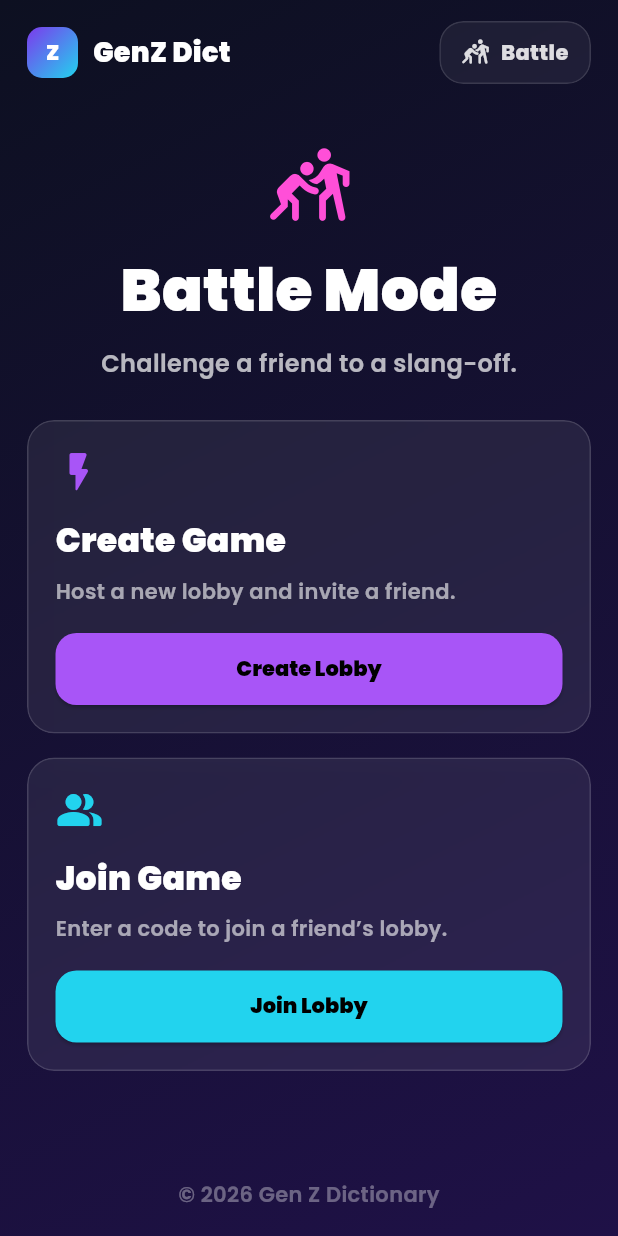
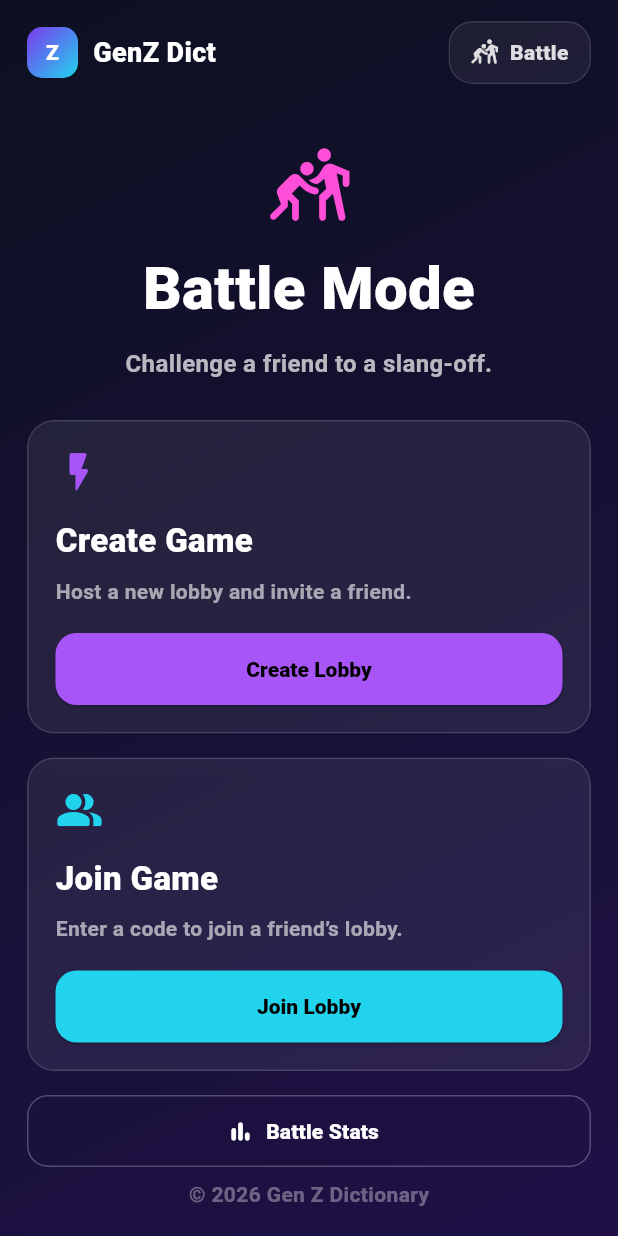
Before and after one commit to harishperni/genz-dictionary, a Flutter app: the BattleMenuPage screen opened by its route, on a phone screen of 412 x 824 dp. Run offline on Flutter 3.47's test engine with Material 3 defaults, Android fonts, the phone set to English and light mode, and no system bars; our stand-ins replace cloud_firestore, confetti, firebase_analytics, firebase_auth, firebase_core, firebase_messaging and 8 more; accounts and stored records are empty; network calls fail.

Commit message:
Added battle stats feature

```diff
--- a/lib/app.dart
+++ b/lib/app.dart
@@ -2,26 +2,24 @@ import 'package:flutter/material.dart';
 import 'package:flutter_riverpod/flutter_riverpod.dart';
 import 'package:go_router/go_router.dart';
 
-import 'features/battle/battle_quiz_page.dart';
 import 'theme/genz_style.dart';
 
-// 🏠 Core feature imports
+// Slang pages
 import 'features/slang/ui/search_page.dart';
 import 'features/slang/ui/detail_page.dart';
 import 'features/slang/ui/favorites_page.dart';
 import 'features/slang/ui/quiz_page.dart';
 
-// 🏅 Streaks & Badges
+// Streak
 import 'features/streak/badges_page.dart';
-import 'features/streak/streak_banner.dart';
+import 'features/streak/debug_streak_panel.dart';
 
-// ⚔️ Battle Mode
+// Battle
 import 'features/battle/battle_menu_page.dart';
 import 'features/battle/create_lobby_page.dart';
 import 'features/battle/join_lobby_page.dart';
-
-// 🧪 Debug
-import 'features/streak/debug_streak_panel.dart';
+import 'features/battle/battle_quiz_page.dart';
+import 'features/battle/battle_stats_page.dart';
 
 class MyApp extends ConsumerWidget {
   const MyApp({super.key});
@@ -40,8 +38,7 @@ class MyApp extends ConsumerWidget {
               path: 'detail/:term',
               name: 'detail',
               builder: (context, state) {
-                final term =
-                    Uri.decodeComponent(state.pathParameters['term']!);
+                final term = Uri.decodeComponent(state.pathParameters['term']!);
                 return DetailPage(term: term);
               },
             ),
@@ -60,6 +57,8 @@ class MyApp extends ConsumerWidget {
               name: 'badges',
               builder: (context, state) => const BadgesPage(),
             ),
+
+            // ✅ Battle Quiz
             GoRoute(
               path: 'quiz/:code',
               name: 'battle_quiz',
@@ -69,6 +68,8 @@ class MyApp extends ConsumerWidget {
                 return BattleQuizPage(code: code, userId: uid);
               },
             ),
+
+            // ✅ Battle Menu
             GoRoute(
               path: 'battle',
               name: 'battle_menu',
@@ -84,10 +85,19 @@ class MyApp extends ConsumerWidget {
                   name: 'join_lobby',
                   builder: (context, state) => const JoinLobbyPage(),
                 ),
+
+                // ✅ Battle Stats route (your button calls this)
+                GoRoute(
+                  path: 'stats',
+                  name: 'battle_stats',
+                  builder: (context, state) => const BattleStatsPage(),
+                ),
               ],
             ),
           ],
         ),
+
+        // Debug
         GoRoute(
           path: '/debug-streak',
           name: 'debug_streak',
@@ -99,7 +109,7 @@ class MyApp extends ConsumerWidget {
     return MaterialApp.router(
       title: 'Gen Z Dictionary',
       debugShowCheckedModeBanner: false,
-      theme: GenZTheme.dark(), // ✅ only here
+      theme: GenZTheme.dark(),
       routerConfig: router,
     );
   }
--- a/lib/features/battle/battle_menu_page.dart
+++ b/lib/features/battle/battle_menu_page.dart
@@ -20,7 +20,7 @@ class BattleMenuPage extends StatelessWidget {
         child: SafeArea(
           child: Column(
             children: [
-              // Top bar (matches Replit header feel)
+              // Top bar
               Padding(
                 padding: const EdgeInsets.symmetric(horizontal: 18, vertical: 14),
                 child: Row(
@@ -40,8 +40,11 @@ class BattleMenuPage extends StatelessWidget {
                       padding: const EdgeInsets.symmetric(horizontal: 14, vertical: 10),
                       child: Row(
                         children: [
-                          Icon(Icons.sports_kabaddi_rounded,
-                              color: Colors.white.withOpacity(0.85), size: 18),
+                          Icon(
+                            Icons.sports_kabaddi_rounded,
+                            color: Colors.white.withOpacity(0.85),
+                            size: 18,
+                          ),
                           const SizedBox(width: 8),
                           Text(
                             'Battle',
@@ -59,8 +62,12 @@ class BattleMenuPage extends StatelessWidget {
 
               const SizedBox(height: 28),
 
-              // Page title block
-              const Icon(Icons.sports_kabaddi_rounded, color: Color(0xFFFF4FD8), size: 54),
+              // Title
+              const Icon(
+                Icons.sports_kabaddi_rounded,
+                color: Color(0xFFFF4FD8),
+                size: 54,
+              ),
               const SizedBox(height: 12),
               const Text(
                 'Battle Mode',
@@ -80,11 +87,12 @@ class BattleMenuPage extends StatelessWidget {
                   fontWeight: FontWeight.w600,
                   fontSize: 16,
                 ),
+                textAlign: TextAlign.center,
               ),
 
               const SizedBox(height: 26),
 
-              // Main cards row
+              // Cards (Create / Join)
               Padding(
                 padding: const EdgeInsets.symmetric(horizontal: 18),
                 child: LayoutBuilder(
@@ -129,6 +137,34 @@ class BattleMenuPage extends StatelessWidget {
                       ],
                     );
                   },
+                ),
+              ),
+
+              const SizedBox(height: 16),
+
+              // ✅ Battle Stats button (placed OUTSIDE the LayoutBuilder)
+              Padding(
+                padding: const EdgeInsets.symmetric(horizontal: 18),
+                child: SizedBox(
+                  width: double.infinity,
+                  height: 48,
+                  child: OutlinedButton.icon(
+                    onPressed: () => context.pushNamed('battle_stats'),
+                    icon: const Icon(Icons.bar_chart_rounded, color: Colors.white),
+                    label: const Text(
+                      'Battle Stats',
+                      style: TextStyle(
+                        color: Colors.white,
+                        fontWeight: FontWeight.w900,
+                      ),
+                    ),
+                    style: OutlinedButton.styleFrom(
+                      side: BorderSide(color: Colors.white.withOpacity(0.25)),
+                      shape: RoundedRectangleBorder(
+                        borderRadius: BorderRadius.circular(14),
+                      ),
+                    ),
+                  ),
                 ),
               ),
 
--- a/pubspec.yaml
+++ b/pubspec.yaml
@@ -16,7 +16,7 @@ dependencies:
 
   # Utils
   http: ^1.2.2
-  google_fonts: ^6.2.1
+  #google_fonts: ^6.2.1
   intl: ^0.20.2
 
   # Share card
```
Also changed, not shown: lib/features/battle/battle_history_service.dart (added, +140 -0 lines), lib/features/battle/battle_quiz_page.dart (+7 -0 lines), lib/features/battle/battle_stats_page.dart (added, +72 -0 lines), lib/theme/genz_style.dart (+19 -9 lines), pubspec.lock.
